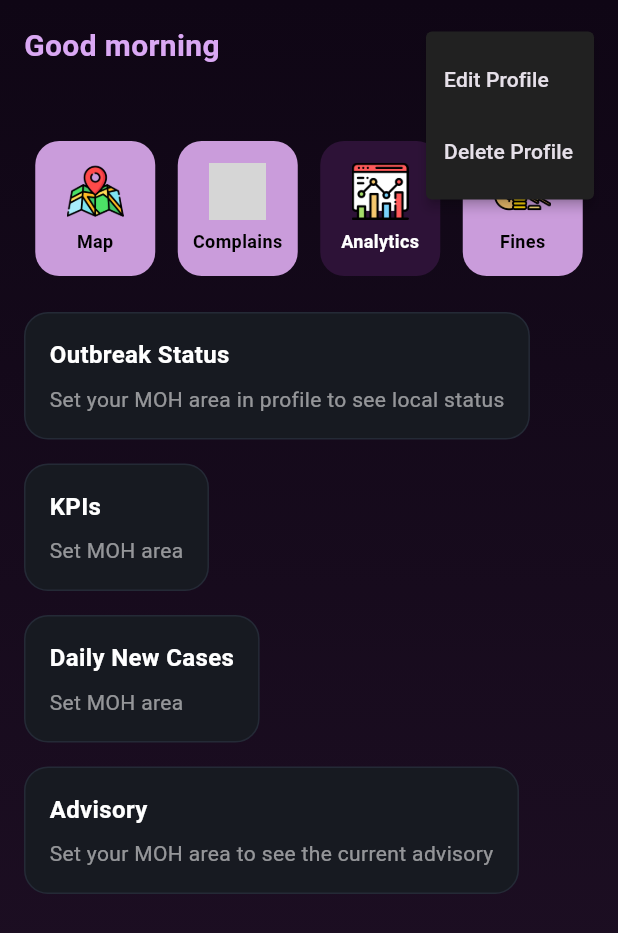
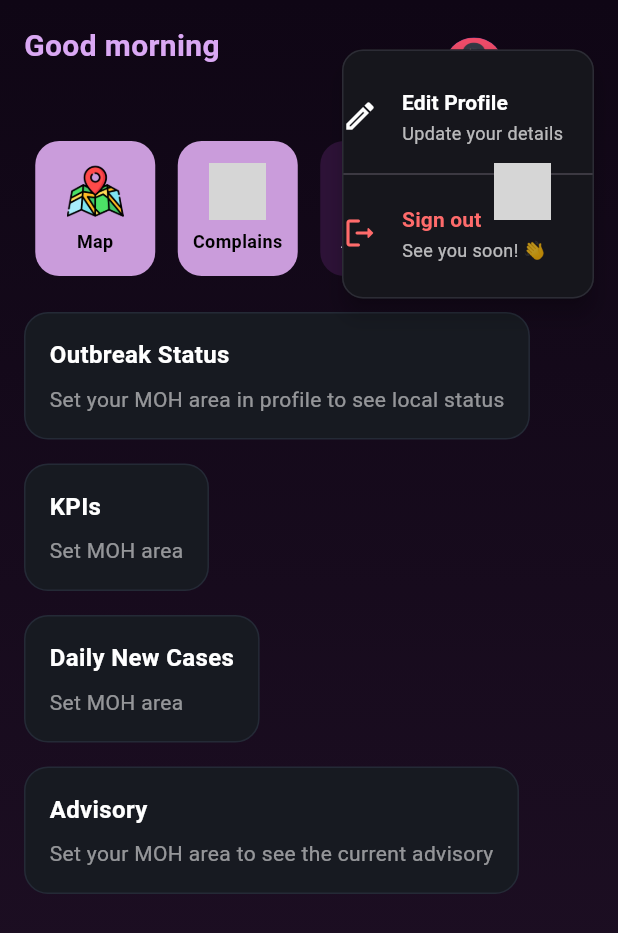
Before and after one commit to BuzzOffX3/buzzoffrelease2, a Flutter app: the AnalyticsPage screen opened directly, after a tap on the "keyboard arrow down" icon, on a phone screen of 412 x 824 dp. Shown: the top 933 px of the screen. Run offline on Flutter 3.47's test engine with Material 3 defaults, Android fonts, the phone set to English and light mode, and no system bars; our stand-ins replace cloud_firestore, firebase_auth, firebase_core, firebase_storage, fl_chart, geocoding and 3 more; accounts and stored records are empty; grey boxes are pictures that could not be loaded.

Commit message:
Add files via upload

```diff
--- a/lib/Citizens/analytics.dart
+++ b/lib/Citizens/analytics.dart
@@ -1,3 +1,5 @@
+// analytics.dart
+import 'package:buzzoff/Citizens/Fines&payments.dart';
 import 'package:flutter/material.dart';
 import 'package:fl_chart/fl_chart.dart';
 import 'package:firebase_auth/firebase_auth.dart';
@@ -6,7 +8,9 @@ import 'package:intl/intl.dart';
 
 import 'MapsPage.dart';
 import 'complains.dart';
-import 'Fines&payments.dart';
+import 'Fines&payments.dart'; // ← Help page
+import 'EditProfile.dart'; // ← Edit profile screen
+import 'package:buzzoff/Citizens/SigInPage.dart'; // ← For sign out nav
 
 class AnalyticsPage extends StatefulWidget {
   const AnalyticsPage({super.key});
@@ -23,6 +27,9 @@ class _AnalyticsPageState extends State<AnalyticsPage> {
   int _rangeDays = 90; // 30 or 90
   bool _showMA = false;
 
+  // prevent flicker of placeholders before user doc arrives
+  bool _ready = false;
+
   @override
   void initState() {
     super.initState();
@@ -31,7 +38,7 @@ class _AnalyticsPageState extends State<AnalyticsPage> {
 
   Future<void> _bootstrap() async {
     await _fetchUser();
-    setState(() {});
+    if (mounted) setState(() => _ready = true);
   }
 
   Future<void> _fetchUser() async {
@@ -83,7 +90,7 @@ class _AnalyticsPageState extends State<AnalyticsPage> {
             child: Column(
               crossAxisAlignment: CrossAxisAlignment.start,
               children: [
-                // ---- Header
+                // ---- Header (with profile menu)
                 Row(
                   mainAxisAlignment: MainAxisAlignment.spaceBetween,
                   children: [
@@ -106,22 +113,17 @@ class _AnalyticsPageState extends State<AnalyticsPage> {
                           _username,
                           style: const TextStyle(color: Colors.white),
                         ),
-                        PopupMenuButton<String>(
-                          icon: const Icon(
-                            Icons.keyboard_arrow_down,
-                            color: Colors.white,
+                        const SizedBox(width: 4),
+                        _ProfileMenu(
+                          onEdit: () {
+                            Navigator.push(
+                              context,
+                              MaterialPageRoute(
+                                builder: (_) => const EditAccountPage(),
                               ),
-                          color: Colors.grey[900],
-                          itemBuilder: (context) => const [
-                            PopupMenuItem(
-                              value: 'edit',
-                              child: Text('Edit Profile'),
-                            ),
-                            PopupMenuItem(
-                              value: 'delete',
-                              child: Text('Delete Profile'),
-                            ),
-                          ],
+                            );
+                          },
+                          onSignOut: () => _signOutAndGoToLogin(context),
                         ),
                       ],
                     ),
@@ -161,8 +163,8 @@ class _AnalyticsPageState extends State<AnalyticsPage> {
                       onTap: () {},
                     ),
                     _NavIcon(
-                      label: 'Fines',
-                      asset: 'fines_and_payments',
+                      label: 'Help', // ← label fixed
+                      asset: 'help', // ← uses images/help.png
                       isSelected: false,
                       onTap: () => Navigator.pushReplacement(
                         context,
@@ -174,20 +176,23 @@ class _AnalyticsPageState extends State<AnalyticsPage> {
 
                 const SizedBox(height: 24),
 
-                // 1) Outbreak Status (same logic)
+                // Render analytics only after profile is loaded (no blink)
+                if (_ready) ...[
+                  // 1) Outbreak Status
                   _OutbreakStatusFromMohActions(
                     mohArea: _mohArea,
                     colorFor: _statusColor,
                   ),
-
                   const SizedBox(height: 16),
 
-                // 2) KPIs (UPDATED: cases in my area + cases in Sri Lanka)
-                _KpisAreaAndNational(mohArea: _mohArea, rangeDays: _rangeDays),
-
+                  // 2) KPIs (area + national)
+                  _KpisAreaAndNational(
+                    mohArea: _mohArea,
+                    rangeDays: _rangeDays,
+                  ),
                   const SizedBox(height: 16),
 
-                // 3) Trend: Daily New Cases (FIXED styling)
+                  // 3) Trend chart
                   _TrendFromMohActions(
                     mohArea: _mohArea,
                     rangeDays: _rangeDays,
@@ -195,13 +200,15 @@ class _AnalyticsPageState extends State<AnalyticsPage> {
                     onRangeChanged: (d) => setState(() => _rangeDays = d),
                     onMAChanged: (v) => setState(() => _showMA = v),
                   ),
-
                   const SizedBox(height: 16),
 
-                // 4) Advisory (text only)
+                  // 4) Advisory
                   _AdvisoryCard(mohArea: _mohArea),
-
                   const SizedBox(height: 24),
+                ] else ...[
+                  // keep layout stable while loading (optional)
+                  const SizedBox(height: 1),
+                ],
               ],
             ),
           ),
@@ -212,9 +219,8 @@ class _AnalyticsPageState extends State<AnalyticsPage> {
 }
 
 // ---------------------------------------------------------
-// OUTBREAK (unchanged logic)
+// OUTBREAK — clearer & larger layout
 // ---------------------------------------------------------
-// OUTBREAK — clearer & larger layout
 class _OutbreakStatusFromMohActions extends StatelessWidget {
   final String? mohArea;
   final Color Function(String) colorFor;
@@ -470,9 +476,7 @@ class _MetricBox extends StatelessWidget {
 }
 
 // ---------------------------------------------------------
-// KPIs (UPDATED):
-//   - Cases in my area (last X days)
-//   - Cases in Sri Lanka (all-time)
+// KPIs: Cases in my area (last X days) + National total
 // ---------------------------------------------------------
 class _KpisAreaAndNational extends StatelessWidget {
   final String? mohArea;
@@ -501,9 +505,9 @@ class _KpisAreaAndNational extends StatelessWidget {
           'date_of_admission',
           isGreaterThanOrEqualTo: Timestamp.fromDate(start),
         )
-        .orderBy('date_of_admission'); // <- needs the composite index
+        .orderBy('date_of_admission'); // composite index
 
-    // Sri Lanka total (all-time) – aggregate count
+    // Sri Lanka total (all-time)
     final nationalCountQ = FirebaseFirestore.instance
         .collection('moh_actions')
         .where('action', isEqualTo: 'new_case')
@@ -546,7 +550,7 @@ class _KpisAreaAndNational extends StatelessWidget {
 }
 
 // ---------------------------------------------------------
-// TREND (FIXED look & ticks)
+// TREND
 // ---------------------------------------------------------
 class _TrendFromMohActions extends StatelessWidget {
   final String? mohArea;
@@ -674,8 +678,8 @@ class _TrendFromMohActions extends StatelessWidget {
                 minX: 0,
                 maxX: (rangeDays - 1).toDouble(),
                 minY: 0,
-                maxY: paddedMaxY, // <- padding so tall spikes look good
-                clipData: const FlClipData.all(), // avoid overdraw on edges
+                maxY: paddedMaxY, // padding so tall spikes look good
+                clipData: const FlClipData.all(),
                 lineTouchData: LineTouchData(
                   enabled: true,
                   touchTooltipData: LineTouchTooltipData(
@@ -721,7 +725,7 @@ class _TrendFromMohActions extends StatelessWidget {
                   bottomTitles: AxisTitles(
                     sideTitles: SideTitles(
                       showTitles: true,
-                      reservedSize: 32, // more space so labels don’t collide
+                      reservedSize: 32,
                       interval: (rangeDays / 4)
                           .floorToDouble()
                           .clamp(1, 999)
@@ -762,7 +766,7 @@ class _TrendFromMohActions extends StatelessWidget {
                 ),
                 borderData: FlBorderData(show: false),
                 lineBarsData: [
-                  // main series with gradient fill
+                  // main series
                   LineChartBarData(
                     spots: spots,
                     isCurved: true,
@@ -1049,3 +1053,90 @@ class _NavIcon extends StatelessWidget {
     );
   }
 }
+
+// ===== Profile menu (same pattern used elsewhere) =====
+enum _ProfileAction { edit, signOut }
+
+Future<void> _signOutAndGoToLogin(BuildContext context) async {
+  try {
+    await FirebaseAuth.instance.signOut();
+  } catch (_) {}
+  if (context.mounted) {
+    Navigator.pushAndRemoveUntil(
+      context,
+      MaterialPageRoute(builder: (_) => const SignInPage()),
+      (_) => false,
+    );
+  }
+}
+
+class _ProfileMenu extends StatelessWidget {
+  final VoidCallback onEdit;
+  final VoidCallback onSignOut;
+
+  const _ProfileMenu({required this.onEdit, required this.onSignOut});
+
+  @override
+  Widget build(BuildContext context) {
+    return PopupMenuButton<_ProfileAction>(
+      tooltip: 'Profile menu',
+      offset: const Offset(0, 12),
+      shape: RoundedRectangleBorder(
+        borderRadius: BorderRadius.circular(14),
+        side: const BorderSide(color: Color(0xFF2C2C35)),
+      ),
+      elevation: 6,
+      color: const Color(0xFF16161C),
+      icon: const Icon(Icons.keyboard_arrow_down, color: Colors.white),
+      itemBuilder: (context) => [
+        PopupMenuItem<_ProfileAction>(
+          value: _ProfileAction.edit,
+          padding: EdgeInsets.zero,
+          child: ListTile(
+            leading: const Icon(Icons.edit_outlined, color: Colors.white),
+            title: const Text(
+              'Edit Profile',
+              style: TextStyle(
+                color: Colors.white,
+                fontWeight: FontWeight.w600,
+              ),
+            ),
+            subtitle: const Text(
+              'Update your details',
+              style: TextStyle(color: Colors.white70, fontSize: 12),
+            ),
+          ),
+        ),
+        const PopupMenuDivider(height: 6),
+        PopupMenuItem<_ProfileAction>(
+          value: _ProfileAction.signOut,
+          padding: EdgeInsets.zero,
+          child: ListTile(
+            leading: const Icon(Icons.logout_rounded, color: Color(0xFFFF6B6B)),
+            title: const Text(
+              'Sign out',
+              style: TextStyle(
+                color: Color(0xFFFF6B6B),
+                fontWeight: FontWeight.w700,
+              ),
+            ),
+            subtitle: const Text(
+              'See you soon! 👋',
+              style: TextStyle(color: Colors.white70, fontSize: 12),
+            ),
+          ),
+        ),
+      ],
+      onSelected: (value) {
+        switch (value) {
+          case _ProfileAction.edit:
+            onEdit();
+            break;
+          case _ProfileAction.signOut:
+            onSignOut();
+            break;
+        }
+      },
+    );
+  }
+}
```
Also changed, not shown: lib/Citizens/MapsPage.dart (+34 -7 lines), lib/Citizens/SigInPage.dart (+14 -5 lines), lib/Citizens/complains.dart (+23 -9 lines). Lines whose indentation alone changed are shown as unchanged.
